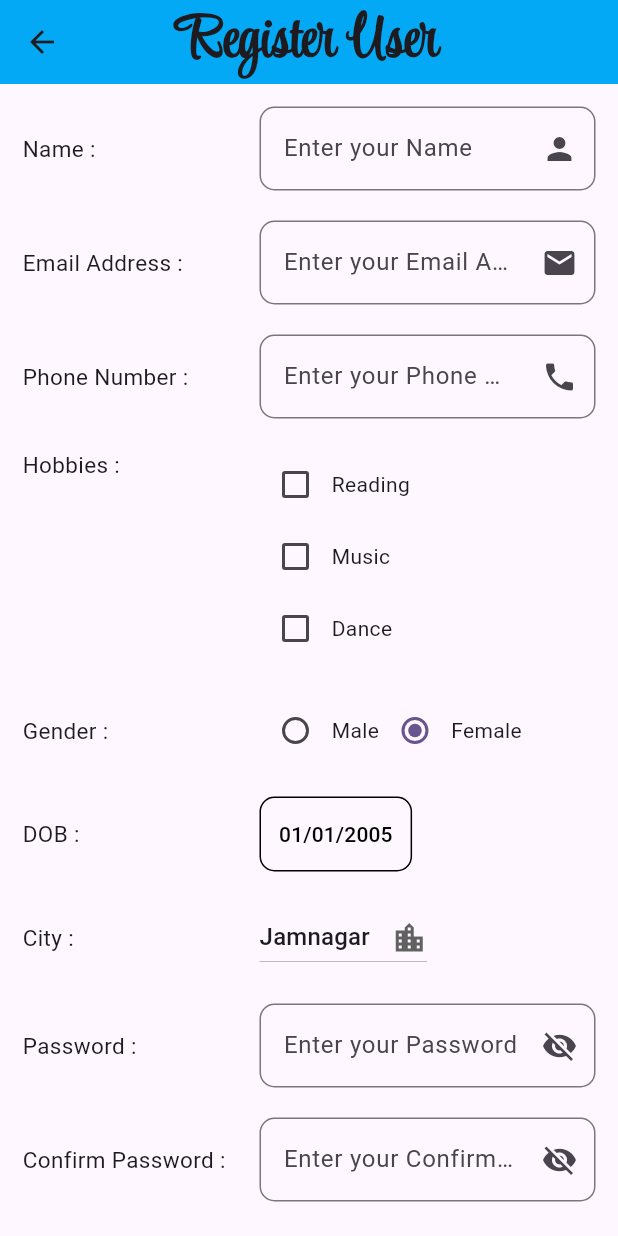
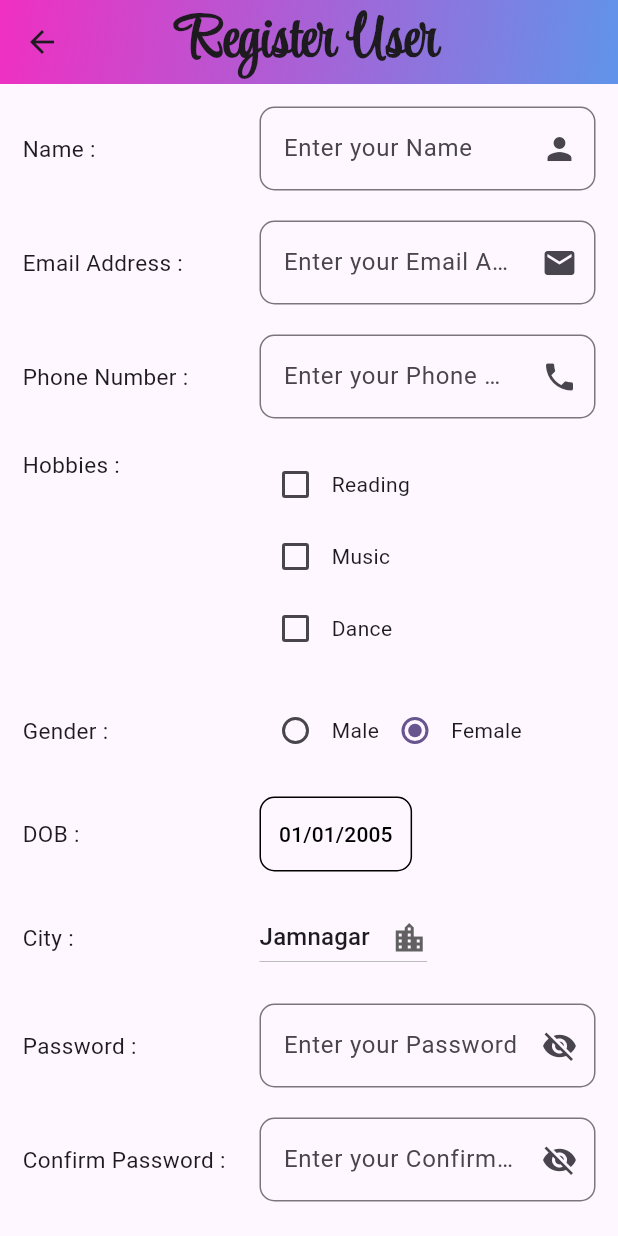
Before and after one commit to RishilJani/Matrimony-Flutter-Project, a Flutter app: the screen it shows after launch, after a tap on "Add User", on a phone screen of 412 x 824 dp. Run offline on Flutter 3.47's test engine with Material 3 defaults, Android fonts, the phone set to English and light mode, and no system bars.

Commit message:
Updating designing and styling

```diff
--- a/lib/design/add_user/add_edit_user.dart
+++ b/lib/design/add_user/add_edit_user.dart
@@ -4,6 +4,7 @@ import 'package:flutter/services.dart';
 import 'package:matrimony_application/backend/user.dart';
 import 'package:intl/intl.dart';
 import '../../utils/string_constants.dart';
+import '../../utils/utils.dart';
 
 // ignore: must_be_immutable
 class UserForm extends StatefulWidget {
@@ -15,6 +16,8 @@ class UserForm extends StatefulWidget {
 }
 
 class _UserFormState extends State<UserForm> {
+
+  // region variables
   final GlobalKey<FormState> _formKey = GlobalKey();
   final User _user = User();
 
@@ -38,6 +41,8 @@ class _UserFormState extends State<UserForm> {
   bool isCPassword = false;
 
   String gender = 'Female';
+ // endregion variables
+
 
   @override
   void initState() {
@@ -65,7 +70,10 @@ class _UserFormState extends State<UserForm> {
   Widget build(BuildContext context) {
     return Scaffold(
       appBar: AppBar(
-        backgroundColor: Colors.lightBlue,
+        flexibleSpace: appBarGredient([
+          const Color.fromARGB(255, 240, 47, 194),
+          const Color.fromARGB(255, 96, 148, 234),
+        ]),
         title: Text(
           isEdit ? 'Edit Details' : "Register User",
           style: const TextStyle(
--- a/lib/design/dashboard/dashboard.dart
+++ b/lib/design/dashboard/dashboard.dart
@@ -3,6 +3,7 @@ import 'package:flutter/material.dart';
 import 'package:matrimony_application/design/about_us/about_us.dart';
 import 'package:matrimony_application/design/add_user/add_edit_user.dart';
 import 'package:matrimony_application/design/user_list/user_list_page.dart';
+import 'package:matrimony_application/utils/utils.dart';
 
 class Dashboard extends StatelessWidget {
   const Dashboard({super.key});
@@ -11,7 +12,11 @@ class Dashboard extends StatelessWidget {
   Widget build(BuildContext context) {
     return Scaffold(
       appBar: AppBar(
-        backgroundColor: Colors.orange,
+        backgroundColor: Colors.transparent,
+        flexibleSpace: appBarGredient([
+          const Color.fromARGB(255, 240, 47, 194),
+          const Color.fromARGB(255, 96, 148, 234),
+        ]),
         centerTitle: true,
         title: const Text(
           'Matrimony',
@@ -22,6 +27,7 @@ class Dashboard extends StatelessWidget {
           ),
         ),
       ),
+
       body: Padding(
         padding: const EdgeInsets.all(15.0),
         child: Column(
@@ -97,6 +103,7 @@ class Dashboard extends StatelessWidget {
       ),
     );
   }
+
 }
 
 
--- /dev/null
+++ b/lib/utils/utils.dart
@@ -0,0 +1,18 @@
+import 'package:flutter/cupertino.dart';
+
+
+  Widget appBarGredient(List<Color> listofColors){
+    return Container(
+      decoration: BoxDecoration(
+          gradient: LinearGradient(
+              begin: Alignment.topLeft,
+              end: Alignment.bottomRight,
+              colors: listofColors
+          )
+      ),
+    );
+  }
+
+/*
+
+ */
```
Also changed, not shown: lib/design/about_us/about_us.dart (+13 -3 lines), lib/design/user_list/user_details.dart (+26 -7 lines), lib/design/user_list/user_list_page.dart (+38 -20 lines).
